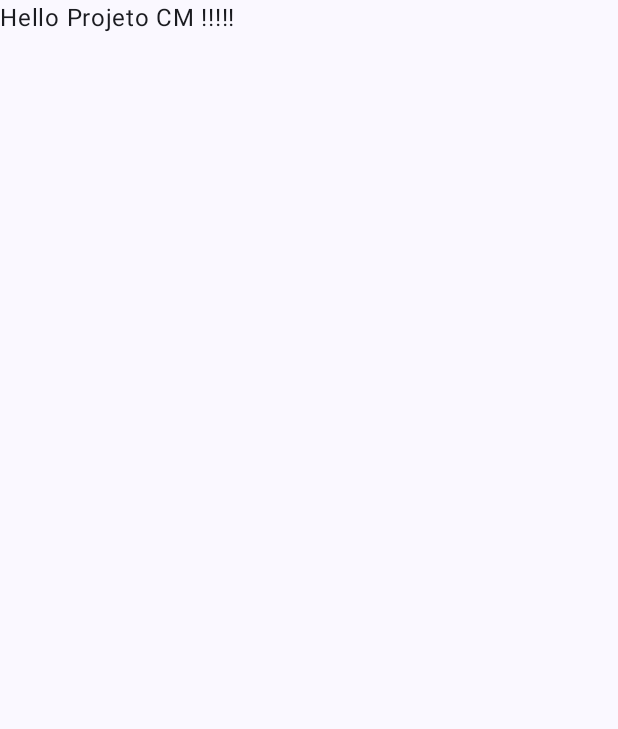
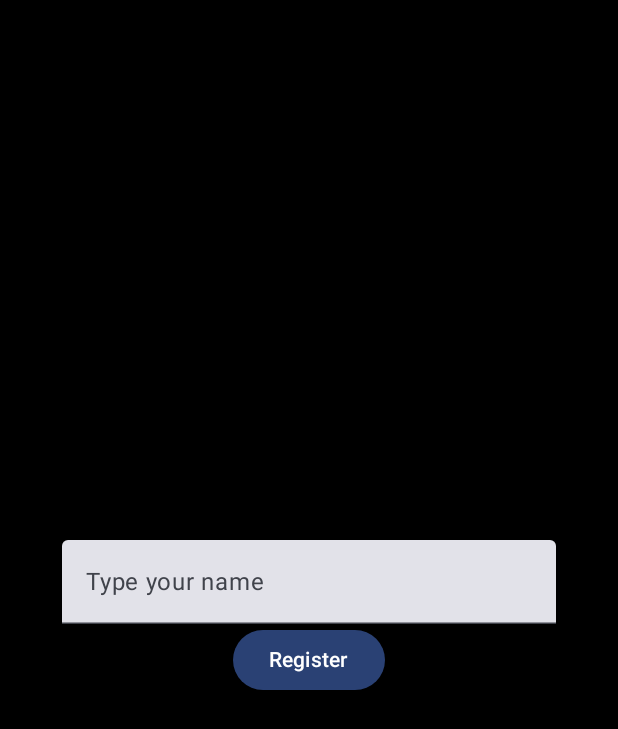
Before and after one commit to CNIder/projeto-cm-fcul-2024, an Android app built with Jetpack Compose: the screen it shows after launch (MainActivity), on a phone screen of 412 x 824 dp. Before the commit the part shown is almost empty. Shown: the top 729 px of the screen. Run offline under Robolectric (Android 15) with nearby library versions, the phone set to English and light mode, and no system bars.

Commit message:
adding login screen and map

```diff
--- a/app/src/main/AndroidManifest.xml
+++ b/app/src/main/AndroidManifest.xml
@@ -12,6 +12,10 @@
         android:supportsRtl="true"
         android:theme="@style/Theme.Projetocm2425"
         tools:targetApi="31">
+        <!-- Google Maps API -->
+        <meta-data
+            android:name="com.google.android.geo.API_KEY"
+            android:value="${MAPS_API_KEY}" />
         <activity
             android:name=".MainActivity"
             android:exported="true"
--- a/app/src/main/java/com/example/projeto_cm_24_25/MainActivity.kt
+++ b/app/src/main/java/com/example/projeto_cm_24_25/MainActivity.kt
@@ -8,31 +8,27 @@ import androidx.compose.foundation.layout.fillMaxSize
 import androidx.compose.foundation.layout.padding
 import androidx.compose.material3.Scaffold
 import androidx.compose.material3.Text
+import androidx.compose.material3.TopAppBar
 import androidx.compose.runtime.Composable
 import androidx.compose.ui.Modifier
+import androidx.navigation.NavHostController
+import androidx.navigation.compose.rememberNavController
+import com.example.projeto_cm_24_25.navigation.NavGraph
+import com.example.projeto_cm_24_25.screens.LoginScreen
 import com.example.projeto_cm_24_25.ui.theme.Projetocm2425Theme
 
 class MainActivity : ComponentActivity() {
+    lateinit var navController: NavHostController
     override fun onCreate(savedInstanceState: Bundle?) {
         super.onCreate(savedInstanceState)
         enableEdgeToEdge()
         setContent {
             Projetocm2425Theme {
                 Scaffold(modifier = Modifier.fillMaxSize()) { innerPadding ->
-                    Greeting(
-                        name = "Projeto CM !!!!",
-                        modifier = Modifier.padding(innerPadding)
-                    )
+                    navController = rememberNavController()
+                    NavGraph(navController)
                 }
             }
         }
     }
 }
-
-@Composable
-fun Greeting(name: String, modifier: Modifier = Modifier) {
-    Text(
-        text = "Hello $name!",
-        modifier = modifier
-    )
-}
--- /dev/null
+++ b/app/src/main/java/com/example/projeto_cm_24_25/navigation/Screen.kt
@@ -0,0 +1,6 @@
+package com.example.projeto_cm_24_25.navigation
+
+sealed class Screen(val route: String) {
+    object Login: Screen(route = "login_screen")
+    object Home: Screen(route = "home_screen")
+}
--- /dev/null
+++ b/app/src/main/java/com/example/projeto_cm_24_25/navigation/SetUpNavGraph.kt
@@ -0,0 +1,23 @@
+package com.example.projeto_cm_24_25.navigation
+
+import androidx.compose.runtime.Composable
+import androidx.navigation.NavHostController
+import androidx.navigation.compose.NavHost
+import androidx.navigation.compose.composable
+import com.example.projeto_cm_24_25.screens.LoginScreen
+import com.example.projeto_cm_24_25.screens.MapScreen
+
+@Composable
+fun NavGraph(navController: NavHostController) {
+    NavHost(
+        navController = navController,
+        startDestination = Screen.Login.route
+    ) {
+        composable(route = Screen.Login.route) {
+            LoginScreen(navController)
+        }
+        composable(route = Screen.Home.route) {
+            MapScreen(navController)
+        }
+    }
+}
--- /dev/null
+++ b/app/src/main/java/com/example/projeto_cm_24_25/screens/LoginScreen.kt
@@ -0,0 +1,53 @@
+package com.example.projeto_cm_24_25.screens
+
+import androidx.compose.foundation.background
+import androidx.compose.foundation.layout.Arrangement
+import androidx.compose.foundation.layout.Column
+import androidx.compose.foundation.layout.fillMaxSize
+import androidx.compose.foundation.layout.fillMaxWidth
+import androidx.compose.foundation.layout.padding
+import androidx.compose.material3.Button
+import androidx.compose.material3.Text
+import androidx.compose.material3.TextField
+import androidx.compose.material3.TextFieldDefaults
+import androidx.compose.runtime.Composable
+import androidx.compose.runtime.mutableStateOf
+import androidx.compose.runtime.remember
+import androidx.compose.ui.Alignment
+import androidx.compose.ui.Modifier
+import androidx.compose.ui.graphics.Color
+import androidx.compose.ui.text.TextStyle
+import androidx.compose.ui.text.input.TextFieldValue
+import androidx.compose.ui.unit.dp
+import androidx.navigation.NavController
+import androidx.navigation.NavHostController
+import com.example.projeto_cm_24_25.navigation.Screen
+
+
+@Composable
+fun LoginScreen(navController: NavHostController) {
+    // state to hold the text of textfield
+    val nameState = remember { mutableStateOf(TextFieldValue("")) }
+    Column(
+        modifier = Modifier.fillMaxSize().background(Color.Black),
+        horizontalAlignment = Alignment.CenterHorizontally,
+        verticalArrangement = Arrangement.Center,
+    ){
+        // textfield for user name input
+        TextField(
+            value = nameState.value,
+            onValueChange = { newValue -> nameState.value = newValue },
+            label = { Text("Type your name") },
+            modifier = Modifier.fillMaxWidth(0.8f),
+            colors = TextFieldDefaults.colors(
+                focusedTextColor = Color.Yellow,
+                focusedPlaceholderColor = Color.Yellow
+            )
+        )
+        Button(
+            onClick = {navController.navigate(Screen.Home.route)}
+        ) {
+         Text(text = "Register")
+        }
+    }
+}
--- a/gradle/libs.versions.toml
+++ b/gradle/libs.versions.toml
@@ -8,6 +8,8 @@ espressoCore = "3.6.1"
 lifecycleRuntimeKtx = "2.8.7"
 activityCompose = "1.9.3"
 composeBom = "2024.04.01"
+navigationRuntimeKtx = "2.8.4"
+secretsGradlePlugin = "2.0.1"
 
 [libraries]
 androidx-core-ktx = { group = "androidx.core", name = "core-ktx", version.ref = "coreKtx" }
@@ -24,6 +26,8 @@ androidx-ui-tooling-preview = { group = "androidx.compose.ui", name = "ui-toolin
 androidx-ui-test-manifest = { group = "androidx.compose.ui", name = "ui-test-manifest" }
 androidx-ui-test-junit4 = { group = "androidx.compose.ui", name = "ui-test-junit4" }
 androidx-material3 = { group = "androidx.compose.material3", name = "material3" }
+androidx-navigation-runtime-ktx = { group = "androidx.navigation", name = "navigation-runtime-ktx", version.ref = "navigationRuntimeKtx" }
+secrets-gradle-plugin = { module = "com.google.android.libraries.mapsplatform.secrets-gradle-plugin:secrets-gradle-plugin", version.ref = "secretsGradlePlugin" }
 
 [plugins]
 android-application = { id = "com.android.application", version.ref = "agp" }
```
Also changed, not shown: app/build.gradle.kts (+23 -2 lines), app/src/main/java/com/example/projeto_cm_24_25/screens/HomeScreen.kt (added, +37 -0 lines), 2 other files.
